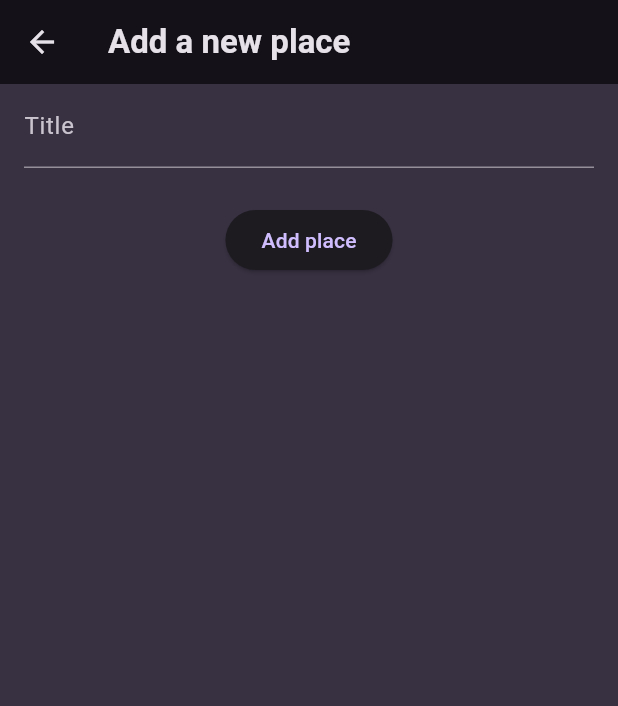
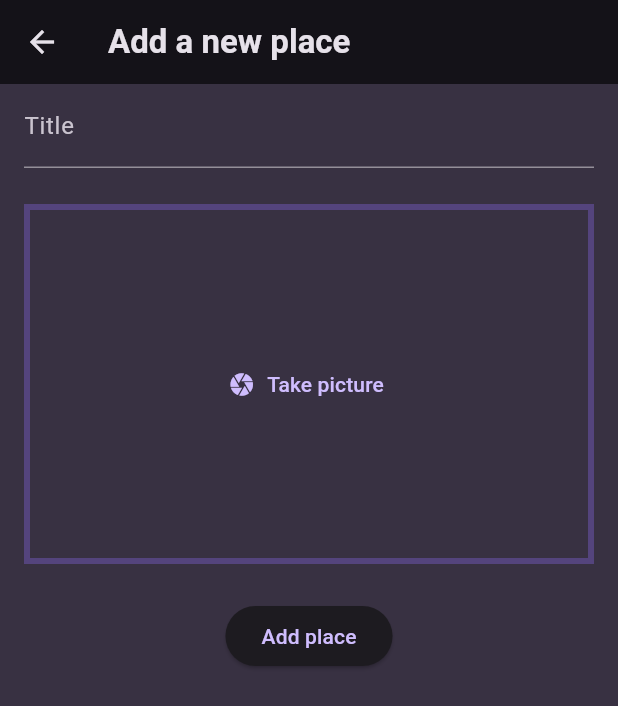
Before and after one commit to tatsurou9003/flutter_projects_overture, a Flutter app: the AddPlaceScreen screen opened directly, after a tap on "Add place", on a phone screen of 412 x 824 dp. Shown: the top 706 px of the screen. Run offline on Flutter 3.47's test engine with Material 3 defaults, Android fonts, the phone set to English and light mode, and no system bars; our stand-ins replace flutter_riverpod, google_fonts, image_picker, just_audio, percent_indicator, transparent_image.

Commit message:
input image

```diff
--- a/place_app/lib/models/place.dart
+++ b/place_app/lib/models/place.dart
@@ -1,12 +1,15 @@
 import 'package:uuid/uuid.dart';
+import 'dart:io';
 
 const uuid = Uuid();
 
 class Place {
   Place({
     required this.title,
+    required this.image,
   }) : id = uuid.v4();
 
   final String id;
   final String title;
+  final File image;
 }
--- a/place_app/lib/screens/add_place.dart
+++ b/place_app/lib/screens/add_place.dart
@@ -1,6 +1,8 @@
 import 'package:flutter/material.dart';
 import 'package:flutter_riverpod/flutter_riverpod.dart';
 import 'package:place_app/providers/user_places.dart';
+import 'package:place_app/widgets/image_input.dart';
+import 'dart:io';
 
 class AddPlaceScreen extends ConsumerStatefulWidget {
   const AddPlaceScreen({super.key});
@@ -11,13 +13,16 @@ class AddPlaceScreen extends ConsumerStatefulWidget {
 
 class _AddPlaceScreenState extends ConsumerState<AddPlaceScreen> {
   final _titleController = TextEditingController();
+  File? _selectedImage;
 
   void _savePlace() {
     final enteredTitle = _titleController.text;
-    if (enteredTitle.isEmpty) {
+    if (enteredTitle.isEmpty || _selectedImage == null) {
       return;
     }
-    ref.read(userPlacesProvider.notifier).addPlace(enteredTitle);
+    ref
+        .read(userPlacesProvider.notifier)
+        .addPlace(enteredTitle, _selectedImage!);
     Navigator.of(context).pop();
   }
 
@@ -51,6 +56,12 @@ class _AddPlaceScreenState extends ConsumerState<AddPlaceScreen> {
                 ),
               ),
               const SizedBox(height: 24),
+              ImageInput(
+                onPickImage: (image) {
+                  _selectedImage = image;
+                },
+              ),
+              const SizedBox(height: 24),
               ElevatedButton(
                 onPressed: _savePlace,
                 child: const Text('Add place'),
--- a/place_app/lib/screens/places.dart
+++ b/place_app/lib/screens/places.dart
@@ -25,7 +25,10 @@ class PlacesScreen extends ConsumerWidget {
           ),
         ],
       ),
-      body: PlacesList(places: userPlaces),
+      body: Padding(
+        padding: const EdgeInsets.symmetric(vertical: 16),
+        child: PlacesList(places: userPlaces),
+      ),
     );
   }
 }
--- /dev/null
+++ b/place_app/lib/widgets/image_input.dart
@@ -0,0 +1,62 @@
+import 'package:flutter/material.dart';
+import 'package:image_picker/image_picker.dart';
+import 'dart:io';
+
+class ImageInput extends StatefulWidget {
+  const ImageInput({
+    super.key,
+    required this.onPickImage,
+  });
+
+  final void Function(File pickedImage) onPickImage;
+
+  @override
+  State<ImageInput> createState() => _ImageInputState();
+}
+
+class _ImageInputState extends State<ImageInput> {
+  File? _selectedImage;
+
+  void _takePicture() async {
+    final imagePiclker = ImagePicker();
+    final pickedImage =
+        await imagePiclker.pickImage(source: ImageSource.camera, maxWidth: 600);
+
+    if (pickedImage == null) {
+      return;
+    }
+    setState(() {
+      _selectedImage = File(pickedImage.path);
+    });
+
+    widget.onPickImage(_selectedImage!);
+  }
+
+  @override
+  Widget build(BuildContext context) {
+    Widget content = TextButton.icon(
+        onPressed: _takePicture,
+        icon: const Icon(Icons.camera),
+        label: const Text('Take picture'));
+
+    if (_selectedImage != null) {
+      content = GestureDetector(
+          onTap: _takePicture,
+          child: Image.file(
+            _selectedImage!,
+            fit: BoxFit.cover,
+            height: double.infinity,
+            width: double.infinity,
+          ));
+    }
+
+    return Container(
+        decoration: BoxDecoration(
+          border: Border.all(
+              width: 4, color: Theme.of(context).primaryColor.withOpacity(0.6)),
+        ),
+        height: 240,
+        width: double.infinity,
+        child: content);
+  }
+}
```
Also changed, not shown: place_app/lib/providers/user_places.dart (+6 -2 lines), place_app/lib/screens/place_detail.dart (+9 -8 lines), place_app/lib/widgets/place_list.dart (+8 -1 lines), place_app/lib/widgets/location_input.dart (added).
